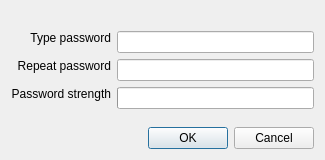
Qt form src/widget/form/setpassworddialog.ui (qTox/qTox) before a commit.
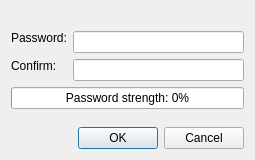
The same form after that commit.

Commit message:
Make `Change password` dialog ~consistent with login page password form
Make text about password not matching appear only when passwords don't match.

Change width of dialog window, to make it look better.

fixes points 1 and 2 from issue #2337

What changed in the file:
```diff
--- a/src/widget/form/setpassworddialog.ui
+++ b/src/widget/form/setpassworddialog.ui
@@ -6,7 +6,7 @@
    <rect>
     <x>0</x>
     <y>0</y>
-    <width>325</width>
+    <width>255</width>
     <height>160</height>
    </rect>
   </property>
@@ -25,20 +25,20 @@
      <item row="4" column="0">
       <widget class="QLabel" name="label_2">
        <property name="alignment">
-        <set>Qt::AlignRight</set>
+        <set>Qt::AlignLeft</set>
        </property>
        <property name="text">
-        <string>Repeat password</string>
+        <string>Confirm:</string>
        </property>
       </widget>
      </item>
      <item row="2" column="0">
       <widget class="QLabel" name="label">
        <property name="alignment">
-        <set>Qt::AlignRight</set>
+        <set>Qt::AlignLeft</set>
        </property>
        <property name="text">
-        <string>Type password</string>
+        <string>Password:</string>
        </property>
       </widget>
      </item>
@@ -56,23 +56,13 @@
        </property>
       </widget>
      </item>
-     <item row="6" column="0">
-      <widget class="QLabel" name="label_3">
-       <property name="alignment">
-        <set>Qt::AlignRight</set>
-       </property>
-       <property name="text">
-        <string>Password strength</string>
-       </property>
-      </widget>
-     </item>
-     <item row="6" column="1">
-      <widget class="QProgressBar" name="strengthBar">
+     <item row="6" column="0" colspan="2">
+      <widget class="QProgressBar" name="passStrengthMeter">
        <property name="value">
         <number>0</number>
        </property>
        <property name="format">
-        <string/>
+        <string>Password strength: %p%</string>
        </property>
       </widget>
      </item>
```
The commit also changes 1 other file.
